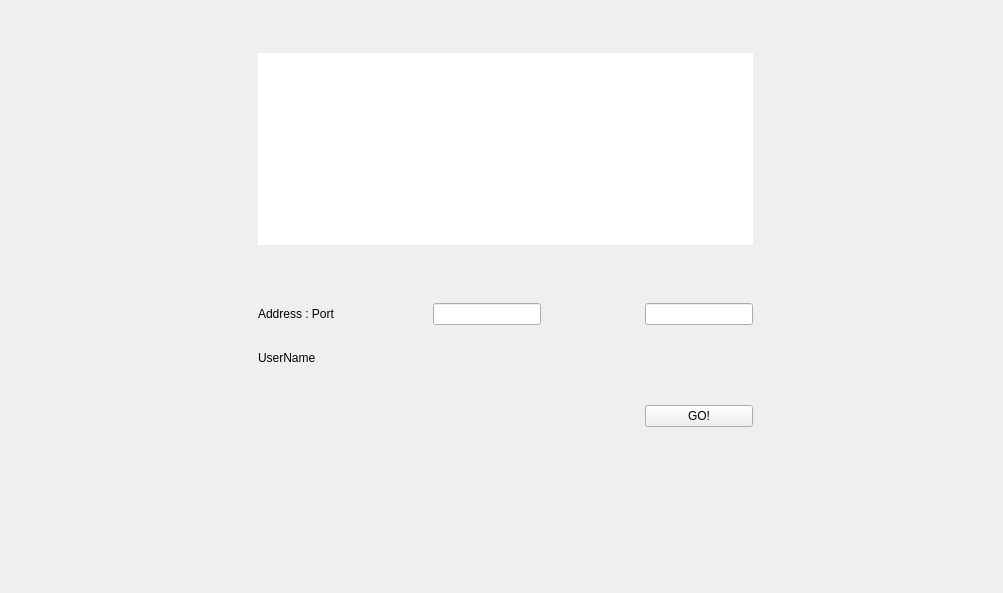
Qt form views/go.widget.ui (samarth-ramesh/mtlauncher) before a commit.
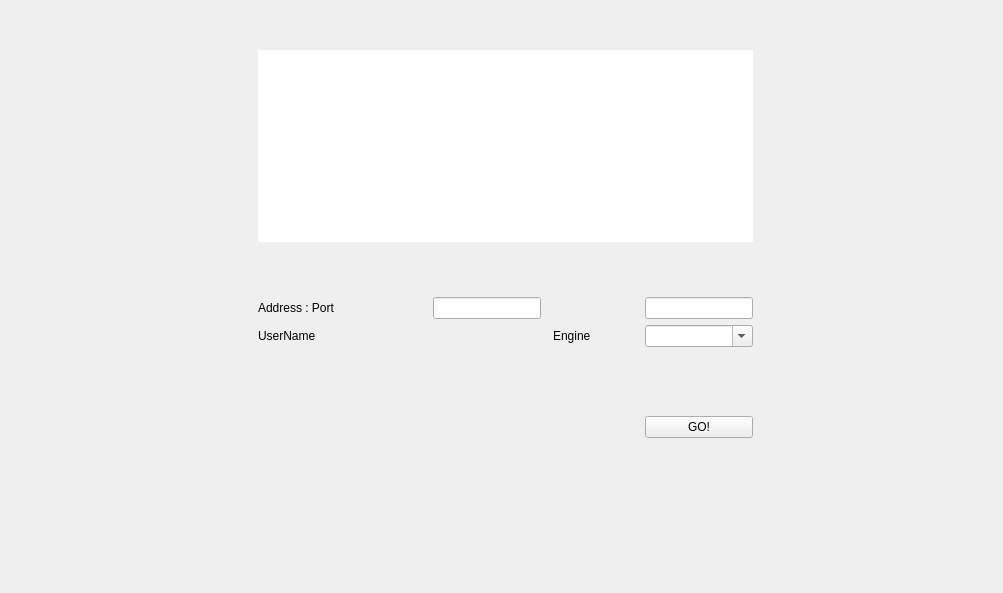
The same form after that commit.

Patch:
```diff
--- a/views/go.widget.ui
+++ b/views/go.widget.ui
@@ -52,7 +52,7 @@
     <item row="3" column="8">
      <widget class="QLineEdit" name="port"/>
     </item>
-    <item row="8" column="8">
+    <item row="10" column="8">
      <spacer name="verticalSpacer_2">
       <property name="orientation">
        <enum>Qt::Vertical</enum>
@@ -65,6 +65,13 @@
       </property>
      </spacer>
     </item>
+    <item row="5" column="3">
+     <widget class="QLabel" name="label_2">
+      <property name="text">
+       <string>UserName</string>
+      </property>
+     </widget>
+    </item>
     <item row="3" column="2">
      <spacer name="horizontalSpacer">
       <property name="orientation">
@@ -91,6 +98,20 @@
       </property>
      </spacer>
     </item>
+    <item row="5" column="5">
+     <widget class="QLabel" name="uname">
+      <property name="text">
+       <string/>
+      </property>
+     </widget>
+    </item>
+    <item row="5" column="8">
+     <widget class="QComboBox" name="engines">
+      <property name="editable">
+       <bool>true</bool>
+      </property>
+     </widget>
+    </item>
     <item row="3" column="11">
      <spacer name="horizontalSpacer_6">
       <property name="orientation">
@@ -133,7 +154,20 @@
     <item row="3" column="5">
      <widget class="QLineEdit" name="addr"/>
     </item>
-    <item row="7" column="8">
+    <item row="3" column="10">
+     <spacer name="horizontalSpacer_8">
+      <property name="orientation">
+       <enum>Qt::Horizontal</enum>
+      </property>
+      <property name="sizeHint" stdset="0">
+       <size>
+        <width>40</width>
+        <height>20</height>
+       </size>
+      </property>
+     </spacer>
+    </item>
+    <item row="9" column="8">
      <spacer name="verticalSpacer_4">
       <property name="orientation">
        <enum>Qt::Vertical</enum>
@@ -146,7 +180,7 @@
       </property>
      </spacer>
     </item>
-    <item row="5" column="0">
+    <item row="7" column="0">
      <spacer name="verticalSpacer">
       <property name="orientation">
        <enum>Qt::Vertical</enum>
@@ -164,6 +198,9 @@
       <property name="frameShape">
        <enum>QFrame::NoFrame</enum>
       </property>
+      <property name="frameShadow">
+       <enum>QFrame::Plain</enum>
+      </property>
      </widget>
     </item>
     <item row="2" column="5">
@@ -186,7 +223,7 @@
       </property>
      </widget>
     </item>
-    <item row="6" column="8">
+    <item row="8" column="8">
      <spacer name="verticalSpacer_5">
       <property name="orientation">
        <enum>Qt::Vertical</enum>
@@ -212,7 +249,7 @@
       </property>
      </spacer>
     </item>
-    <item row="5" column="8">
+    <item row="7" column="8">
      <widget class="QPushButton" name="join">
       <property name="text">
        <string>GO!</string>
@@ -232,21 +269,7 @@
       </property>
      </spacer>
     </item>
-    <item row="4" column="3">
-     <widget class="QLabel" name="label_2">
-      <property name="text">
-       <string>UserName</string>
-      </property>
-     </widget>
-    </item>
-    <item row="4" column="5">
-     <widget class="QLabel" name="uname">
-      <property name="text">
-       <string/>
-      </property>
-     </widget>
-    </item>
-    <item row="4" column="9">
+    <item row="6" column="5">
      <spacer name="verticalSpacer_3">
       <property name="orientation">
        <enum>Qt::Vertical</enum>
@@ -259,6 +282,13 @@
       </property>
      </spacer>
     </item>
+    <item row="5" column="7">
+     <widget class="QLabel" name="label_3">
+      <property name="text">
+       <string>Engine</string>
+      </property>
+     </widget>
+    </item>
    </layout>
   </widget>
  </widget>
```
Left out of the diff: 13 changed lines with no effect on the pictures.
